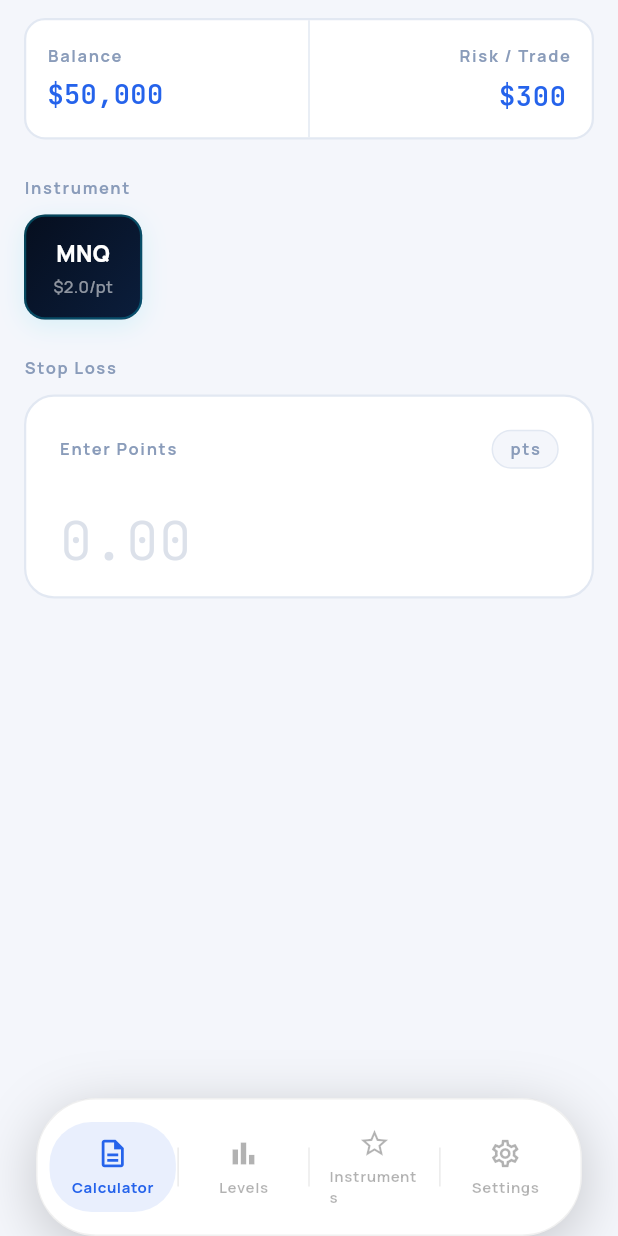
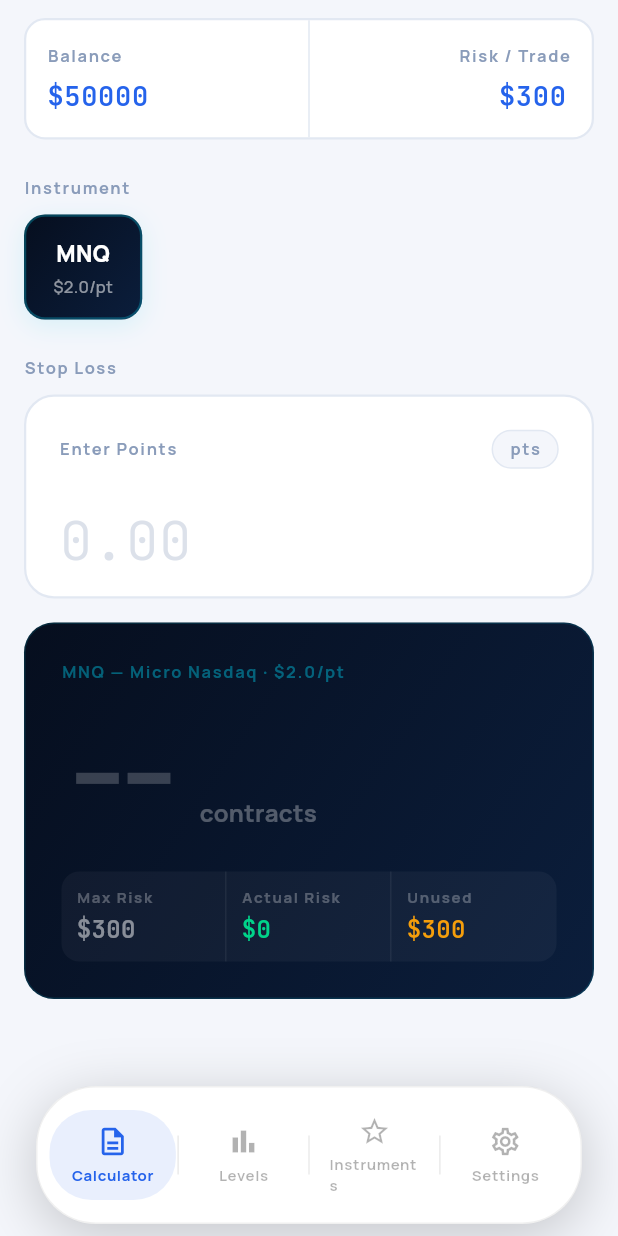
Before and after one commit to Ledian63S/quanta, a Flutter app: the screen it shows after launch, on a phone screen of 412 x 824 dp. Run offline on Flutter 3.47's test engine with Material 3 defaults, Android fonts, the light colour scheme and no system bars; our stand-ins replace google_fonts, shared_preferences.

Commit message:
Animations, dark mode fixes, haptics, input polish, and UX improvements

```diff
--- a/lib/models/quanta_state.dart
+++ b/lib/models/quanta_state.dart
@@ -50,7 +50,7 @@ class QuantaState extends ChangeNotifier {
   }
 
   int contractsForStop(double sl) =>
-      sl > 0 ? (riskAmount / (sl * currentInstrument.pointValue)).floor() : 0;
+      sl > 0 ? (effectiveRisk / (sl * currentInstrument.pointValue)).floor() : 0;
 
   double actualRiskForStop(double sl) =>
       contractsForStop(sl) * sl * currentInstrument.pointValue;
@@ -74,6 +74,7 @@ class QuantaState extends ChangeNotifier {
 
   void setInstrument(String ticker) {
     selectedTicker = ticker;
+    stopLossPoints = 0;
     notifyListeners();
     _save();
   }
--- a/lib/screens/calculator_screen.dart
+++ b/lib/screens/calculator_screen.dart
@@ -14,27 +14,33 @@ class CalculatorScreen extends StatefulWidget {
 class _CalculatorScreenState extends State<CalculatorScreen> {
   final _slController = TextEditingController();
   late final TextEditingController _riskController;
+  late final TextEditingController _balanceController;
   final _slFocus = FocusNode();
   final _riskFocus = FocusNode();
+  final _balanceFocus = FocusNode();
   bool _slFocused = false;
   bool _riskFocused = false;
+  bool _balanceFocused = false;
 
   @override
   void initState() {
     super.initState();
-    _riskController = TextEditingController(
-      text: context.read<QuantaState>().riskAmount.toStringAsFixed(0),
-    );
+    final state = context.read<QuantaState>();
+    _riskController = TextEditingController(text: state.riskAmount.toStringAsFixed(0));
+    _balanceController = TextEditingController(text: state.accountBalance.toStringAsFixed(0));
     _slFocus.addListener(() => setState(() => _slFocused = _slFocus.hasFocus));
     _riskFocus.addListener(() => setState(() => _riskFocused = _riskFocus.hasFocus));
+    _balanceFocus.addListener(() => setState(() => _balanceFocused = _balanceFocus.hasFocus));
   }
 
   @override
   void dispose() {
     _slController.dispose();
     _riskController.dispose();
+    _balanceController.dispose();
     _slFocus.dispose();
     _riskFocus.dispose();
+    _balanceFocus.dispose();
     super.dispose();
   }
 
@@ -47,13 +53,22 @@ class _CalculatorScreenState extends State<CalculatorScreen> {
         children: [
           Positioned.fill(
             child: SingleChildScrollView(
-            padding: EdgeInsets.fromLTRB(16, 12, 16, 100 + keyboardHeight),
+            padding: EdgeInsets.fromLTRB(16, 12, 16, 108 + keyboardHeight),
             child: Column(crossAxisAlignment: CrossAxisAlignment.start, children: [
-              _ChipsRow(state: state, riskFocus: _riskFocus, riskController: _riskController),
+              _ChipsRow(
+                state: state,
+                riskFocus: _riskFocus,
+                riskController: _riskController,
+                balanceFocus: _balanceFocus,
+                balanceController: _balanceController,
+              ),
               const SizedBox(height: 24),
               const _SectionLabel('Instrument'),
               const SizedBox(height: 10),
-              _InstrumentScrollRow(state: state),
+              _InstrumentScrollRow(
+                state: state,
+                onInstrumentChanged: () => _slController.clear(),
+              ),
               const SizedBox(height: 24),
               const _SectionLabel('Stop Loss'),
               const SizedBox(height: 10),
@@ -64,14 +79,18 @@ class _CalculatorScreenState extends State<CalculatorScreen> {
                 onChanged: (v) => state.setStopLoss(double.tryParse(v) ?? 0),
               ),
               const SizedBox(height: 16),
-              if (state.contracts > 0 || state.stopLossPoints > 0)
               _ResultHeroCard(state: state),
             ]),
           )),
-          if ((_slFocused || _riskFocused) && keyboardHeight > 0)
+          if (keyboardHeight > 0)
             Positioned(
               bottom: keyboardHeight + 12,
               right: 16,
+              child: AnimatedOpacity(
+                duration: const Duration(milliseconds: 180),
+                opacity: (_slFocused || _riskFocused || _balanceFocused) ? 1.0 : 0.0,
+                child: IgnorePointer(
+                  ignoring: !(_slFocused || _riskFocused || _balanceFocused),
                   child: GestureDetector(
                     onTap: () => FocusManager.instance.primaryFocus?.unfocus(),
                     child: Builder(builder: (context) {
@@ -89,51 +108,40 @@ class _CalculatorScreenState extends State<CalculatorScreen> {
                     }),
                   ),
                 ),
+              ),
+            ),
         ],
       ),
     );
   }
 }
 
-class LogoRow extends StatelessWidget {
-  final String subtitle;
-  const LogoRow({super.key, required this.subtitle});
-  @override
-  Widget build(BuildContext context) {
-    return Padding(
-      padding: const EdgeInsets.only(bottom: 20, top: 8),
-      child: Row(children: [
-        Container(
-          width: 32, height: 32,
-          decoration: BoxDecoration(
-            gradient: const LinearGradient(colors: [AppColors.accentBlue, AppColors.accent], begin: Alignment.topLeft, end: Alignment.bottomRight),
-            borderRadius: BorderRadius.circular(10),
-          ),
-          child: const Icon(Icons.blur_circular, color: Colors.white, size: 16),
-        ),
-        const SizedBox(width: 9),
-        Column(crossAxisAlignment: CrossAxisAlignment.start, children: [
-          Text('Quanta', style: GoogleFonts.manrope(fontSize: 18, fontWeight: FontWeight.w800, color: AppColors.text, letterSpacing: -0.4)),
-          Text(subtitle, style: GoogleFonts.manrope(fontSize: 10, fontWeight: FontWeight.w600, color: AppColors.muted, letterSpacing: 0.5)),
-        ]),
-      ]),
-    );
-  }
-}
 
 class _ChipsRow extends StatelessWidget {
   final QuantaState state;
   final FocusNode riskFocus;
   final TextEditingController riskController;
-  const _ChipsRow({required this.state, required this.riskFocus, required this.riskController});
+  final FocusNode balanceFocus;
+  final TextEditingController balanceController;
+  const _ChipsRow({
+    required this.state,
+    required this.riskFocus,
+    required this.riskController,
+    required this.balanceFocus,
+    required this.balanceController,
+  });
 
   @override
   Widget build(BuildContext context) {
+    final isDark = Theme.of(context).brightness == Brightness.dark;
+    final cardColor = isDark ? AppColors.darkCard : AppColors.card;
+    final borderColor = isDark ? AppColors.darkBorder : AppColors.border;
+    final mutedColor = isDark ? AppColors.darkMuted : AppColors.muted;
     return Container(
       decoration: BoxDecoration(
-        color: AppColors.card,
+        color: cardColor,
         borderRadius: BorderRadius.circular(14),
-        border: Border.all(color: AppColors.border, width: 1.5),
+        border: Border.all(color: borderColor, width: 1.5),
       ),
       child: IntrinsicHeight(
         child: Row(
@@ -142,21 +150,36 @@ class _ChipsRow extends StatelessWidget {
               child: Padding(
                 padding: const EdgeInsets.fromLTRB(14, 16, 14, 14),
                 child: Column(crossAxisAlignment: CrossAxisAlignment.start, children: [
-                  Text('Balance', style: AppText.label(color: AppColors.muted)),
+                  Text('Balance', style: AppText.label(color: mutedColor)),
                   const SizedBox(height: 5),
-                  Text(
-                    '\$${state.accountBalance.toStringAsFixed(0).replaceAllMapped(RegExp(r'(\d{1,3})(?=(\d{3})+(?!\d))'), (m) => '${m[1]},')}',
+                  Row(children: [
+                    Text('\$', style: AppText.mono(size: 18, weight: FontWeight.w600, color: AppColors.accentBlue)),
+                    IntrinsicWidth(
+                      child: TextField(
+                        controller: balanceController,
+                        focusNode: balanceFocus,
+                        onChanged: (v) => state.setBalance(double.tryParse(v) ?? state.accountBalance),
+                        keyboardType: const TextInputType.numberWithOptions(decimal: true),
+                        inputFormatters: [FilteringTextInputFormatter.allow(RegExp(r'[\d.]'))],
+                        enableInteractiveSelection: false,
                         style: AppText.mono(size: 18, weight: FontWeight.w600, color: AppColors.accentBlue),
+                        decoration: const InputDecoration(
+                          border: InputBorder.none,
+                          isDense: true,
+                          contentPadding: EdgeInsets.zero,
                         ),
+                      ),
+                    ),
+                  ]),
                 ]),
               ),
             ),
-            VerticalDivider(width: 1, thickness: 1, color: AppColors.border),
+            VerticalDivider(width: 1, thickness: 1, color: borderColor),
             Expanded(
               child: Padding(
                 padding: const EdgeInsets.fromLTRB(14, 16, 14, 14),
                 child: Column(crossAxisAlignment: CrossAxisAlignment.end, children: [
-                  Text('Risk / Trade', style: AppText.label(color: AppColors.muted)),
+                  Text('Risk / Trade', style: AppText.label(color: mutedColor)),
                   const SizedBox(height: 5),
                   Row(mainAxisAlignment: MainAxisAlignment.end, children: [
                     Text('\$', style: AppText.mono(size: 18, weight: FontWeight.w600, color: AppColors.accentBlue)),
@@ -167,6 +190,7 @@ class _ChipsRow extends StatelessWidget {
                         onChanged: (v) => state.setSessionRisk(double.tryParse(v) ?? state.riskAmount),
                         keyboardType: const TextInputType.numberWithOptions(decimal: true),
                         inputFormatters: [FilteringTextInputFormatter.allow(RegExp(r'[\d.]'))],
+                        enableInteractiveSelection: false,
                         textAlign: TextAlign.right,
                         style: AppText.mono(size: 18, weight: FontWeight.w600, color: AppColors.accentBlue),
                         decoration: const InputDecoration(
@@ -191,20 +215,29 @@ class _SectionLabel extends StatelessWidget {
   final String text;
   const _SectionLabel(this.text);
   @override
-  Widget build(BuildContext context) => Text(text, style: AppText.label(color: AppColors.muted));
+  Widget build(BuildContext context) {
+    final isDark = Theme.of(context).brightness == Brightness.dark;
+    return Text(text, style: AppText.label(color: isDark ? AppColors.darkMuted : AppColors.muted));
+  }
 }
 
 class _InstrumentScrollRow extends StatelessWidget {
   final QuantaState state;
-  const _InstrumentScrollRow({required this.state});
+  final VoidCallback onInstrumentChanged;
+  const _InstrumentScrollRow({required this.state, required this.onInstrumentChanged});
   @override
   Widget build(BuildContext context) {
     final favs = state.favoriteInstruments;
+    final isDark = Theme.of(context).brightness == Brightness.dark;
     if (favs.isEmpty) {
       return Container(
         padding: const EdgeInsets.all(14),
-        decoration: AppDecor.whiteCard(radius: 14),
-        child: Text('★ Star instruments to add here', style: AppText.body(color: AppColors.muted)),
+        decoration: BoxDecoration(
+          color: isDark ? AppColors.darkCard : AppColors.card,
+          borderRadius: BorderRadius.circular(14),
+          border: Border.all(color: isDark ? AppColors.darkBorder : AppColors.border, width: 1.5),
+        ),
+        child: Text('★ Star instruments to add here', style: AppText.body(color: isDark ? AppColors.darkMuted : AppColors.muted)),
       );
     }
     return SingleChildScrollView(
@@ -215,16 +248,21 @@ class _InstrumentScrollRow extends StatelessWidget {
           onTap: () {
                 HapticFeedback.selectionClick();
                 state.setInstrument(inst.ticker);
+                onInstrumentChanged();
               },
           child: AnimatedContainer(
             duration: const Duration(milliseconds: 200),
             margin: const EdgeInsets.only(right: 8),
             padding: const EdgeInsets.fromLTRB(18, 14, 18, 12),
-            decoration: isActive ? AppDecor.activeInstrument() : AppDecor.inactiveInstrument(),
+            decoration: isActive ? AppDecor.activeInstrument() : BoxDecoration(
+              color: isDark ? AppColors.darkCard : AppColors.card,
+              borderRadius: BorderRadius.circular(14),
+              border: Border.all(color: isDark ? AppColors.darkBorder : AppColors.border, width: 1.5),
+            ),
             child: Column(children: [
-              Text(inst.ticker, style: GoogleFonts.manrope(fontSize: 15, fontWeight: FontWeight.w800, color: isActive ? Colors.white : AppColors.text)),
+              Text(inst.ticker, style: GoogleFonts.manrope(fontSize: 15, fontWeight: FontWeight.w800, color: isActive ? Colors.white : (isDark ? AppColors.darkText : AppColors.text))),
               const SizedBox(height: 4),
-              Text('\$${inst.pointValue}/pt', style: GoogleFonts.manrope(fontSize: 11, fontWeight: FontWeight.w500, color: isActive ? Colors.white.withValues(alpha: 0.55) : AppColors.muted)),
+              Text('\$${inst.pointValue}/pt', style: GoogleFonts.manrope(fontSize: 11, fontWeight: FontWeight.w500, color: isActive ? Colors.white.withValues(alpha: 0.55) : (isDark ? AppColors.darkMuted : AppColors.muted))),
             ]),
           ),
         );
@@ -241,27 +279,33 @@ class _StopLossCard extends StatelessWidget {
   const _StopLossCard({required this.controller, required this.focusNode, required this.focused, required this.onChanged});
   @override
   Widget build(BuildContext context) {
+    final isDark = Theme.of(context).brightness == Brightness.dark;
+    final unfocusedCard = isDark ? AppColors.darkCard : AppColors.card;
+    final unfocusedBorder = isDark ? AppColors.darkBorder : AppColors.border;
+    final unfocusedMuted = isDark ? AppColors.darkMuted : AppColors.muted;
+    final unfocusedText = isDark ? AppColors.darkText : AppColors.text;
+    final unfocusedBg = isDark ? AppColors.darkBg : AppColors.bg;
     return AnimatedContainer(
       duration: const Duration(milliseconds: 300),
       decoration: BoxDecoration(
         gradient: focused ? const LinearGradient(begin: Alignment.topLeft, end: Alignment.bottomRight, colors: [AppColors.navyCard1, AppColors.navyCard2]) : null,
-        color: focused ? null : AppColors.card,
+        color: focused ? null : unfocusedCard,
         borderRadius: BorderRadius.circular(20),
-        border: Border.all(color: focused ? AppColors.accent.withValues(alpha: 0.4) : AppColors.border, width: 1.5),
+        border: Border.all(color: focused ? AppColors.accent.withValues(alpha: 0.4) : unfocusedBorder, width: 1.5),
         boxShadow: focused ? [BoxShadow(color: AppColors.accent.withValues(alpha: 0.12), blurRadius: 28, offset: const Offset(0, 8))] : null,
       ),
       padding: const EdgeInsets.fromLTRB(22, 22, 22, 0),
       child: Column(crossAxisAlignment: CrossAxisAlignment.start, children: [
         Row(mainAxisAlignment: MainAxisAlignment.spaceBetween, children: [
-          Text('Enter Points', style: AppText.label(color: focused ? AppColors.accent.withValues(alpha: 0.5) : AppColors.muted)),
+          Text('Enter Points', style: AppText.label(color: focused ? AppColors.accent.withValues(alpha: 0.5) : unfocusedMuted)),
           Container(
             padding: const EdgeInsets.symmetric(horizontal: 11, vertical: 4),
             decoration: BoxDecoration(
-              color: focused ? AppColors.accent.withValues(alpha: 0.1) : AppColors.bg,
+              color: focused ? AppColors.accent.withValues(alpha: 0.1) : unfocusedBg,
               borderRadius: BorderRadius.circular(20),
-              border: Border.all(color: focused ? AppColors.accent.withValues(alpha: 0.2) : AppColors.border),
+              border: Border.all(color: focused ? AppColors.accent.withValues(alpha: 0.2) : unfocusedBorder),
             ),
-            child: Text('pts', style: AppText.label(color: focused ? AppColors.accent : AppColors.muted)),
+            child: Text('pts', style: AppText.label(color: focused ? AppColors.accent : unfocusedMuted)),
           ),
         ]),
         const SizedBox(height: 12),
@@ -271,11 +315,12 @@ class _StopLossCard extends StatelessWidget {
           onChanged: onChanged,
           keyboardType: const TextInputType.numberWithOptions(decimal: true),
           inputFormatters: [FilteringTextInputFormatter.allow(RegExp(r'[\d.]'))],
-          style: AppText.mono(size: 44, weight: FontWeight.w600, color: focused ? Colors.white : AppColors.text),
+          enableInteractiveSelection: false,
+          style: AppText.mono(size: 44, weight: FontWeight.w600, color: focused ? Colors.white : unfocusedText),
           decoration: InputDecoration(
             border: InputBorder.none,
             hintText: '0.00',
-            hintStyle: AppText.mono(size: 36, weight: FontWeight.w300, color: focused ? Colors.white.withValues(alpha: 0.12) : AppColors.muted.withValues(alpha: 0.3)),
+            hintStyle: AppText.mono(size: 36, weight: FontWeight.w300, color: focused ? Colors.white.withValues(alpha: 0.12) : unfocusedMuted.withValues(alpha: 0.3)),
             isDense: true,
             contentPadding: EdgeInsets.zero,
           ),
@@ -298,7 +343,7 @@ class _StopLossCard extends StatelessWidget {
 
 class _ResultHeroCard extends StatelessWidget {
   final QuantaState state;
-  const _ResultHeroCard({required this.state});
+  const _ResultHeroCard({super.key, required this.state});
   @override
   Widget build(BuildContext context) {
     return Container(
@@ -311,7 +356,19 @@ class _ResultHeroCard extends StatelessWidget {
         ),
         const SizedBox(height: 12),
         Row(crossAxisAlignment: CrossAxisAlignment.end, children: [
-          Text('${state.contracts}', style: AppText.mono(size: 68, weight: FontWeight.w600, color: Colors.white)),
+          AnimatedSwitcher(
+            duration: const Duration(milliseconds: 200),
+            transitionBuilder: (child, animation) => ScaleTransition(
+              scale: Tween<double>(begin: 0.8, end: 1.0)
+                  .animate(CurvedAnimation(parent: animation, curve: Curves.easeOut)),
+              child: FadeTransition(opacity: animation, child: child),
+            ),
+            child: Text(
+              state.stopLossPoints > 0 ? '${state.contracts}' : '--',
+              key: ValueKey(state.stopLossPoints > 0 ? state.contracts : -1),
+              style: AppText.mono(size: 68, weight: FontWeight.w600, color: state.stopLossPoints > 0 ? Colors.white : Colors.white.withValues(alpha: 0.2)),
+            ),
+          ),
           const SizedBox(width: 10),
           Padding(padding: const EdgeInsets.only(bottom: 12), child: Text('contracts', style: GoogleFonts.manrope(fontSize: 16, fontWeight: FontWeight.w700, color: Colors.white.withValues(alpha: 0.3)))),
         ]),
@@ -344,7 +401,14 @@ class _RiskCell extends StatelessWidget {
       child: Column(crossAxisAlignment: CrossAxisAlignment.start, children: [
         Text(label, style: AppText.label(size: 10, color: Colors.white.withValues(alpha: 0.28))),
         const SizedBox(height: 3),
-        Text(value, style: AppText.mono(size: 16, weight: FontWeight.w600, color: color)),
+        AnimatedSwitcher(
+          duration: const Duration(milliseconds: 200),
+          child: Text(
+            value,
+            key: ValueKey(value),
+            style: AppText.mono(size: 16, weight: FontWeight.w600, color: color),
+          ),
+        ),
       ]),
     ));
   }
--- a/lib/screens/levels_screen.dart
+++ b/lib/screens/levels_screen.dart
@@ -35,6 +35,7 @@ class _LevelsScreenState extends State<LevelsScreen> {
   void _animateToStop(List<double> levels, double stop) {
     final idx = levels.indexWhere((l) => (l - stop).abs() < 0.01);
     if (idx < 0) return;
+    _selectedIndex = idx; // update immediately so build doesn't go out of bounds
     _programmaticScrollUntil = DateTime.now().add(const Duration(milliseconds: 450));
     WidgetsBinding.instance.addPostFrameCallback((_) {
       _wheelController?.animateToItem(idx,
@@ -51,6 +52,14 @@ class _LevelsScreenState extends State<LevelsScreen> {
     final bgColor = isDark ? AppColors.darkBg : AppColors.bg;
     final mutedColor = isDark ? AppColors.darkMuted : AppColors.muted;
     final textColor = isDark ? AppColors.darkText : AppColors.text;
+
+    // Reset wheel when stop loss is cleared (e.g. instrument switch)
+    if (!hasData && _wheelController != null) {
+      _wheelController!.dispose();
+      _wheelController = null;
+      _selectedIndex = 0;
+      _prevStopLossPoints = 0;
+    }
 
     if (!hasData) {
       return SafeArea(
@@ -76,7 +85,8 @@ class _LevelsScreenState extends State<LevelsScreen> {
       }
     }
 
-    final selectedStop = levels.isNotEmpty ? levels[_selectedIndex] : state.stopLossPoints;
+    final safeIndex = _selectedIndex.clamp(0, levels.length - 1);
+    final selectedStop = levels.isNotEmpty ? levels[safeIndex] : state.stopLossPoints;
 
     return SafeArea(
       child: Padding(
--- a/lib/screens/main_shell.dart
+++ b/lib/screens/main_shell.dart
@@ -33,10 +33,22 @@ class _MainShellState extends State<MainShell> {
           child: Stack(
             children: [
               Positioned.fill(
-                child: IndexedStack(index: _currentIndex, children: _screens),
+                child: Stack(
+                  children: List.generate(_screens.length, (i) {
+                    return AnimatedOpacity(
+                      duration: const Duration(milliseconds: 220),
+                      curve: Curves.easeInOut,
+                      opacity: _currentIndex == i ? 1.0 : 0.0,
+                      child: IgnorePointer(
+                        ignoring: _currentIndex != i,
+                        child: _screens[i],
+                      ),
+                    );
+                  }),
+                ),
               ),
               Positioned(
-                bottom: 0,
+                bottom: 8,
                 left: 0,
                 right: 0,
                 child: _FloatingPillNav(
@@ -64,16 +76,23 @@ class _FloatingPillNav extends StatelessWidget {
   Widget build(BuildContext context) {
     final isDark = Theme.of(context).brightness == Brightness.dark;
     final pillColor = isDark ? AppColors.pill : Colors.white;
-    final dividerColor = isDark ? Colors.white.withValues(alpha: 0.07) : Colors.black.withValues(alpha: 0.08);
+    final dividerColor =
+        isDark ? Colors.white.withValues(alpha: 0.07) : Colors.black.withValues(alpha: 0.08);
     return Padding(
       padding: const EdgeInsets.symmetric(horizontal: 24),
       child: Container(
         decoration: BoxDecoration(
           color: pillColor,
           borderRadius: BorderRadius.circular(40),
-          border: Border.all(color: isDark ? Colors.white.withValues(alpha: 0.05) : Colors.black.withValues(alpha: 0.06)),
+          border: Border.all(
+              color: isDark
+                  ? Colors.white.withValues(alpha: 0.05)
+                  : Colors.black.withValues(alpha: 0.06)),
           boxShadow: [
-            BoxShadow(color: Colors.black.withValues(alpha: 0.2), blurRadius: 32, offset: const Offset(0, 8)),
+            BoxShadow(
+                color: Colors.black.withValues(alpha: 0.2),
+                blurRadius: 32,
+                offset: const Offset(0, 8)),
           ],
         ),
         padding: const EdgeInsets.symmetric(horizontal: 8, vertical: 8),
@@ -99,11 +118,17 @@ class _PillTab extends StatelessWidget {
   final bool active;
   final VoidCallback onTap;
   final bool isDark;
-  const _PillTab({required this.icon, required this.label, required this.active, required this.onTap, required this.isDark});
+  const _PillTab(
+      {required this.icon,
+      required this.label,
+      required this.active,
+      required this.onTap,
+      required this.isDark});
 
   @override
   Widget build(BuildContext context) {
-    final inactiveColor = isDark ? Colors.white.withValues(alpha: 0.28) : Colors.black.withValues(alpha: 0.3);
+    final inactiveColor =
+        isDark ? Colors.white.withValues(alpha: 0.28) : Colors.black.withValues(alpha: 0.3);
     final activeColor = isDark ? AppColors.accent : AppColors.accentBlue;
     return GestureDetector(
       onTap: onTap,
@@ -120,7 +145,8 @@ class _PillTab extends StatelessWidget {
           children: [
             Icon(icon, size: 22, color: active ? activeColor : inactiveColor),
             const SizedBox(height: 4),
-            Text(label, style: TextStyle(
+            Text(label,
+                style: TextStyle(
                   fontFamily: 'Manrope',
                   fontSize: 10,
                   fontWeight: FontWeight.w700,
@@ -139,6 +165,7 @@ class _NavDivider extends StatelessWidget {
   const _NavDivider({required this.color});
   @override
   Widget build(BuildContext context) {
-    return Container(width: 1, height: 26, color: color, margin: const EdgeInsets.symmetric(horizontal: 1));
+    return Container(
+        width: 1, height: 26, color: color, margin: const EdgeInsets.symmetric(horizontal: 1));
   }
 }
--- a/lib/screens/settings_screen.dart
+++ b/lib/screens/settings_screen.dart
@@ -129,6 +129,7 @@ class _InputRow extends StatelessWidget {
             textAlign: TextAlign.right,
             keyboardType: const TextInputType.numberWithOptions(decimal: true),
             inputFormatters: [FilteringTextInputFormatter.allow(RegExp(r'[\d.]'))],
+            enableInteractiveSelection: false,
             style: AppText.mono(size: 15, weight: FontWeight.w600, color: AppColors.accentBlue),
             decoration: const InputDecoration(border: InputBorder.none, isDense: true, contentPadding: EdgeInsets.zero),
           )),
```
Lines whose indentation alone changed are shown as unchanged.
